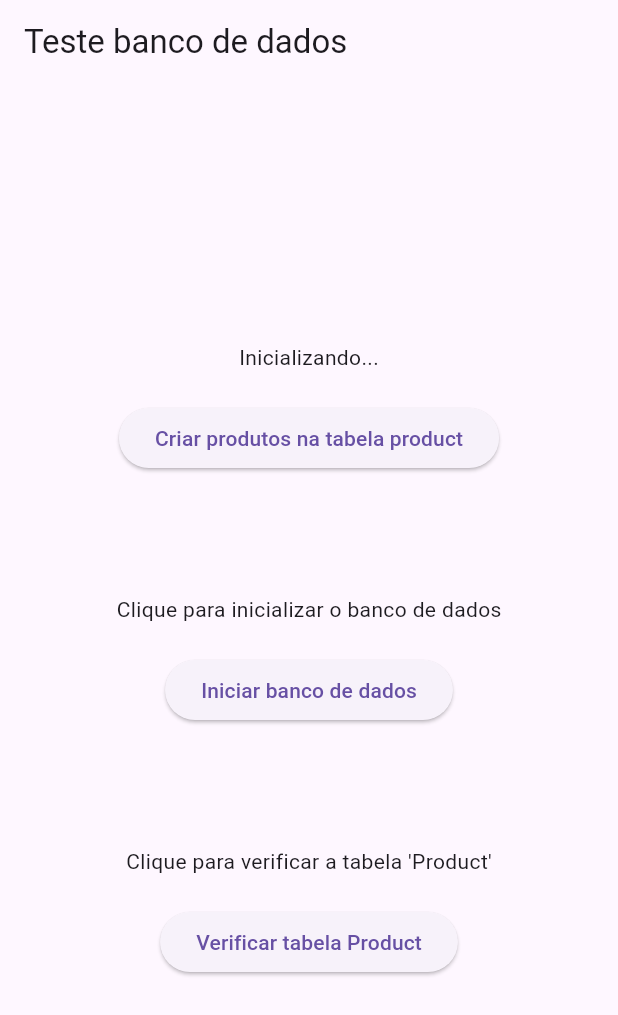
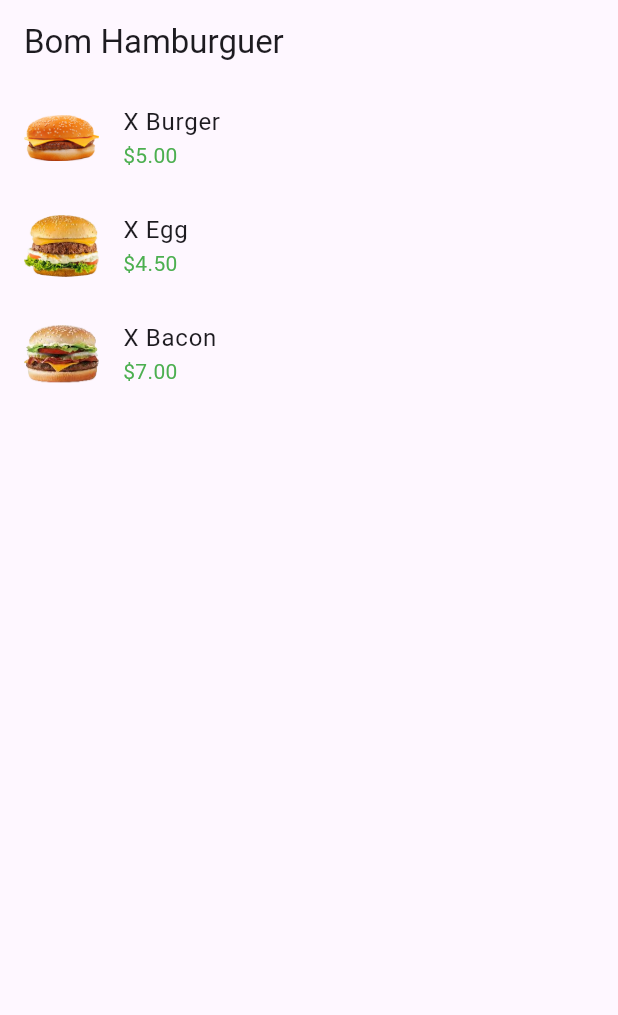
Before and after one commit to FlyingDutchman-Dev/bomhamburguer, a Flutter app: the screen it shows after launch, on a phone screen of 412 x 824 dp. Shown: the top 1015 px of the screen. Run offline on Flutter 3.47's test engine with Material 3 defaults, Android fonts, the phone set to English and light mode, and no system bars; our stand-ins replace sqflite; accounts and stored records are empty.

Commit message:
Adicionando uma lista de produtos para ser exibida na home, e adicionando imagem para cada produto

```diff
--- a/lib/data/product_table.dart
+++ b/lib/data/product_table.dart
@@ -9,7 +9,8 @@ class ProductTable {
       CREATE TABLE Product(
         id INTEGER PRIMARY KEY AUTOINCREMENT,
         sandwichName TEXT NOT NULL,
-        price REAL NOT NULL
+        price REAL NOT NULL,
+        imagePath TEXT NOT NULL
       )
     ''');
     print('Tabela Product criada');
@@ -24,15 +25,12 @@ class ProductTable {
       {
         'sandwichName': product.sandwichName,
         'price': product.price,
+        'imagePath': product.imagePath,
       },
       conflictAlgorithm: ConflictAlgorithm.replace,
     );
 
-    // Obter todos os produtos após a inserção e imprimir
-    List<Product> allProducts = await getAllProducts();
-    for (var prod in allProducts) {
-      print('ID: ${prod.id}, Name: ${prod.sandwichName}, Price: ${prod.price}');
-    }
+    print("Insert Prod");
 
     return result;
   }
@@ -47,6 +45,7 @@ class ProductTable {
         id: maps[i]['id'],
         sandwichName: maps[i]['sandwichName'],
         price: maps[i]['price'],
+        imagePath: maps[i]['imagePath'],
       );
     });
   }
@@ -63,4 +62,10 @@ class ProductTable {
 
     return result.isNotEmpty;
   }
+
+  // Função para deletar todos os produtos da tabela Product
+  static Future<void> clearProductTable() async {
+    Database db = await DatabaseHelper().database;
+    await db.delete('Product');
+  }
 }
--- a/lib/model/product.dart
+++ b/lib/model/product.dart
@@ -2,6 +2,7 @@ class Product {
   final int? id;
   final String sandwichName;
   final double price;
+  final String imagePath;
 
-  Product({this.id, required this.sandwichName, required this.price});
+  Product({this.id, required this.sandwichName, required this.price, required this.imagePath});
 }
--- a/lib/screens/home.dart
+++ b/lib/screens/home.dart
@@ -11,6 +11,8 @@ class Home extends StatefulWidget {
 }
 
 class _HomeState extends State<Home> {
+  List<Product> _products = []; // Lista para armazenar os produtos
+
   String _dbStatus = "Clique para inicializar o banco de dados";
   String _tableStatus = "Clique para verificar a tabela 'Product'";
   String _statusMessage = "Inicializando...";
@@ -18,36 +20,43 @@ class _HomeState extends State<Home> {
   @override
   void initState() {
     super.initState();
-    //_addSampleProducts();
+    _initializeDatabase();
+    _checkProductTable();
+    _addSampleProducts();
   }
 
   @override
   Widget build(BuildContext context) {
     return Scaffold(
       appBar: AppBar(
-        title: const Text("Teste banco de dados"),
+        title: const Text("Bom Hamburguer"),
       ),
       body: Center(
         child: Column(
           mainAxisAlignment: MainAxisAlignment.center,
           children: [
-            Text(_statusMessage),
-            const SizedBox(height: 20),
-            ElevatedButton(onPressed: _addSampleProducts,
-              child: const Text("Criar produtos na tabela product"),
+            Expanded(
+                child: ListView.builder(
+                    itemCount: _products.length,
+                    itemBuilder: (context, index){
+                      final product = _products[index];
+                      return ListTile(
+                        leading: Image.asset(
+                          product.imagePath,
+                          width: 50,
+                          height: 50,
+                        ),
+                        title: Text(product.sandwichName),
+                        subtitle: Text("\$${product.price.toStringAsFixed(2)}",
+                        style: const TextStyle(
+                            color: Colors.green
+                          ),
+                        ),
+                      );
+                    }
+                ),
             ),
-            const SizedBox(height: 80),
-            Text(_dbStatus),
-            const SizedBox(height: 20),
-            ElevatedButton(onPressed: _initializeDatabase,
-                child: const Text("Iniciar banco de dados"),
-            ),
-            const SizedBox(height: 80),
-            Text(_tableStatus),
-            const SizedBox(height: 20),
-            ElevatedButton(onPressed: _checkProductTable,
-              child: const Text("Verificar tabela Product"),
-            ),
+            const SizedBox(height: 60),
           ],
         ),
       ),
@@ -60,13 +69,10 @@ class _HomeState extends State<Home> {
       DatabaseHelper dbHelper = DatabaseHelper();
       await dbHelper.database;
 
-      setState(() {
-        _dbStatus = "Banco de dados inicializado com sucesso";
-      });
+      print("Banco de dados inicializado com sucesso");
+
     } catch (e) {
-      setState(() {
-        _dbStatus = "Erro ao inicializar o banco de dados: $e";
-      });
+      print("Erro ao inicializar o banco de dados: $e");
     }
   }
 
@@ -74,25 +80,42 @@ class _HomeState extends State<Home> {
   Future<void> _checkProductTable() async {
     bool exists = await ProductTable.checkIfTableExists();
 
-    setState(() {
-      _tableStatus = exists ? "Tabela 'Product' foi criada!" : "Tabela 'Product' NÃO existe!";
-    });
+    exists ? "Tabela 'Product' foi criada!" : "Tabela 'Product' NÃO existe!";
   }
 
   // Função para adicionar produtos na tabela Product
   Future<void> _addSampleProducts() async {
     try {
-      await ProductTable.insertProduct(Product(sandwichName:"Cheeseburger", price:5.99));
-      await ProductTable.insertProduct(Product(sandwichName:"Double Burger", price:7.99));
-      await ProductTable.insertProduct(Product(sandwichName:"Chicken Sandwich", price:6.49));
+      await ProductTable.clearProductTable(); // Limpar tabela antes de adicionar
 
+      await ProductTable.insertProduct(
+          Product(sandwichName:"X Burger", price:5.00, imagePath: "lib/assets/images/x-burguer.png")
+      );
+      await ProductTable.insertProduct(
+          Product(sandwichName:"X Egg", price:4.50, imagePath: "lib/assets/images/x-egg.png")
+      );
+      await ProductTable.insertProduct(
+          Product(sandwichName:"X Bacon", price:7.00, imagePath: "lib/assets/images/x-bacon.png")
+      );
+
+      await _fetchProducts(); // Buscar produtos após a inserção
+
+      print("Produtos adicionados com sucesso!");
+    } catch (e) {
+      print("Produtos adicionados com sucesso!");
+    }
+  }
+
+  // Função para carregar os produtos
+  Future<void> _fetchProducts() async {
+    try {
+      List<Product> products = await ProductTable.getAllProducts();
       setState(() {
-        _statusMessage = "Produtos adicionados com sucesso!";
+        _products = products;
+        //_statusMessage = "${_products.length} produtos encontrados!";
       });
     } catch (e) {
-      setState(() {
-        _statusMessage = "Erro ao adicionar produtos: $e";
-      });
+      print("Erro ao buscar produtos: $e");
     }
   }
 }
```
Also changed, not shown: pubspec.yaml (+4 -3 lines), lib/assets/images/x-bacon.png (added), lib/assets/images/x-burguer.png (added), lib/assets/images/x-egg.png (added).
